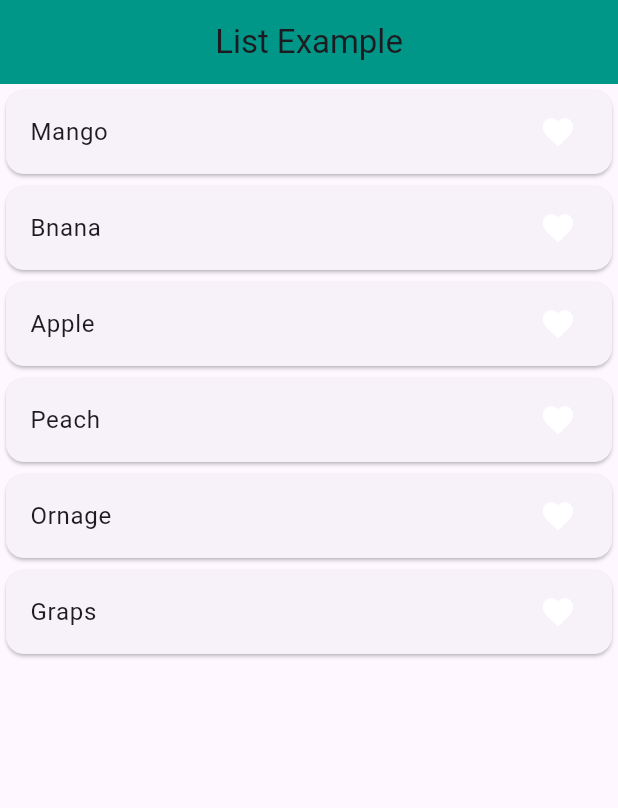
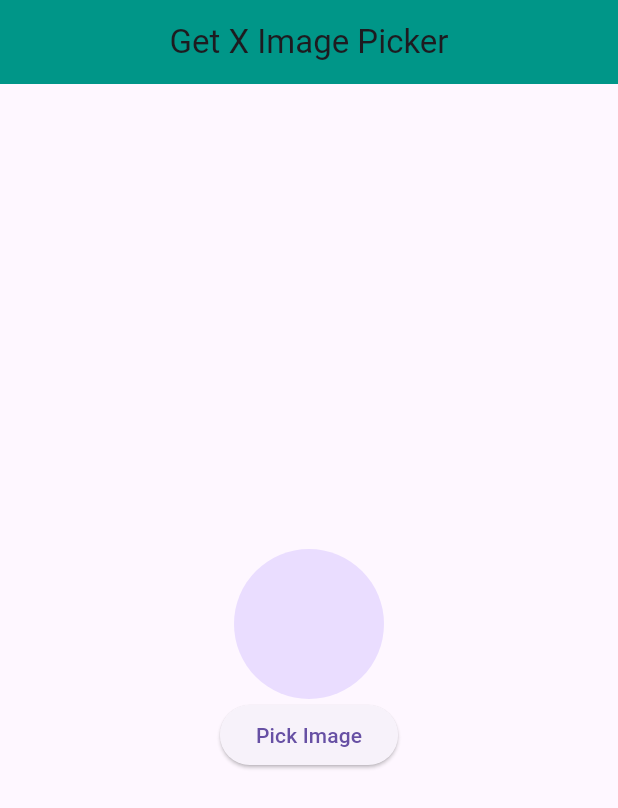
Before and after one commit to Munim57/get_x_practice, a Flutter app: the screen it shows after launch, on a phone screen of 412 x 824 dp. Shown: the top 808 px of the screen. Run offline on Flutter 3.47's test engine with Material 3 defaults, Android fonts, the phone set to English and light mode, and no system bars; our stand-ins replace get, image_picker.

Commit message:
Image picker example comlplete

```diff
--- /dev/null
+++ b/lib/get_x_image_picker_example/imagecontroller.dart
@@ -0,0 +1,16 @@
+import 'package:get/get.dart';
+import 'package:image_picker/image_picker.dart';
+
+class ImageController extends GetxController {
+  RxString imagePath = ''.obs;
+  Future getImage() async {
+    // ignore: no_leading_underscores_for_local_identifiers
+    final ImagePicker _picker = ImagePicker();
+    final image = await _picker.pickImage(source: ImageSource.gallery);
+    if (image != null) {
+      imagePath.value = image.path.toString();
+    } else {
+      Get.snackbar('No Image', 'No image selected.');
+    }
+  }
+}
--- /dev/null
+++ b/lib/get_x_image_picker_example/imagepicker.dart
@@ -0,0 +1,106 @@
+// import 'dart:io';
+// import 'package:flutter/material.dart';
+// import 'package:get/get.dart';
+// import 'package:get_x_practice/get_x_image_picker_example/imagecontroller.dart';
+
+// class Imagepicker extends StatefulWidget {
+//   const Imagepicker({super.key});
+
+//   @override
+//   State<Imagepicker> createState() => _ImagepickerState();
+// }
+
+// class _ImagepickerState extends State<Imagepicker> {
+//   final ImageController controller = Get.put(ImageController());
+
+//   @override
+//   Widget build(BuildContext context) {
+//     return SafeArea(
+//       child: Scaffold(
+//         appBar: AppBar(
+//           backgroundColor: Colors.teal,
+//           title: const Center(child: Text('GetX Image Picker')),
+//         ),
+//         body: Obx(() {
+//           return Center(
+//             child: Column(
+//               mainAxisAlignment: MainAxisAlignment.center,
+//               crossAxisAlignment: CrossAxisAlignment.center,
+//               children: [
+//                 // ✅ Corrected Image Display
+//                 controller.imagePath.isNotEmpty
+//                     ? CircleAvatar(
+//                         radius: 60,
+//                         backgroundImage: FileImage(
+//                           File(controller.imagePath.value),
+//                         ),
+//                       )
+//                     : const CircleAvatar(
+//                         radius: 60,
+//                         backgroundImage: AssetImage('assets/default.png'),
+//                       ),
+
+//                 const SizedBox(height: 20),
+
+//                 ElevatedButton(
+//                   onPressed: () => controller.getImage(),
+//                   child: const Text('Pick Image'),
+//                 ),
+//               ],
+//             ),
+//           );
+//         }),
+//       ),
+//     );
+//   }
+// }
+
+import 'dart:io';
+
+import 'package:flutter/material.dart';
+import 'package:get/get.dart';
+import 'package:get_x_practice/get_x_image_picker_example/imagecontroller.dart';
+
+class Imagepicker extends StatefulWidget {
+  const Imagepicker({super.key});
+
+  @override
+  State<Imagepicker> createState() => _ImagepickerState();
+}
+
+class _ImagepickerState extends State<Imagepicker> {
+  final ImageController controller = Get.put(ImageController());
+  @override
+  Widget build(BuildContext context) {
+    return SafeArea(
+      child: Scaffold(
+        appBar: AppBar(
+          backgroundColor: Colors.teal,
+          title: Center(child: Text('Get X Image Picker')),
+        ),
+        body: Obx(() {
+          return Center(
+            child: Column(
+              mainAxisAlignment: MainAxisAlignment.center,
+              crossAxisAlignment: CrossAxisAlignment.center,
+              children: [
+                CircleAvatar(
+                  radius: 50,
+                  backgroundImage: controller.imagePath.isNotEmpty
+                      ? FileImage(File(controller.imagePath.value))
+                      : null,
+                ),
+                ElevatedButton(
+                  onPressed: () {
+                    controller.getImage();
+                  },
+                  child: Text('Pick Image'),
+                ),
+              ],
+            ),
+          );
+        }),
+      ),
+    );
+  }
+}
--- a/lib/main.dart
+++ b/lib/main.dart
@@ -1,6 +1,6 @@
 import 'package:flutter/material.dart';
 import 'package:get/get_navigation/get_navigation.dart';
-import 'package:get_x_practice/getx_list_example/list_example.dart';
+import 'package:get_x_practice/get_x_image_picker_example/imagepicker.dart';
 
 void main() {
   runApp(MyApp());
@@ -18,7 +18,7 @@ class _MyAppState extends State<MyApp> {
   Widget build(BuildContext context) {
     return GetMaterialApp(
       debugShowCheckedModeBanner: false,
-      home: ListExample(),
+      home: Imagepicker(),
     );
   }
 }
--- a/pubspec.yaml
+++ b/pubspec.yaml
@@ -30,6 +30,7 @@ environment:
 dependencies:
   flutter:
     sdk: flutter
+  image_picker: ^1.2.1
   get: ^4.7.2
   cupertino_icons: ^1.0.8
 
```
Also changed, not shown: pubspec.lock, 7 other files.
